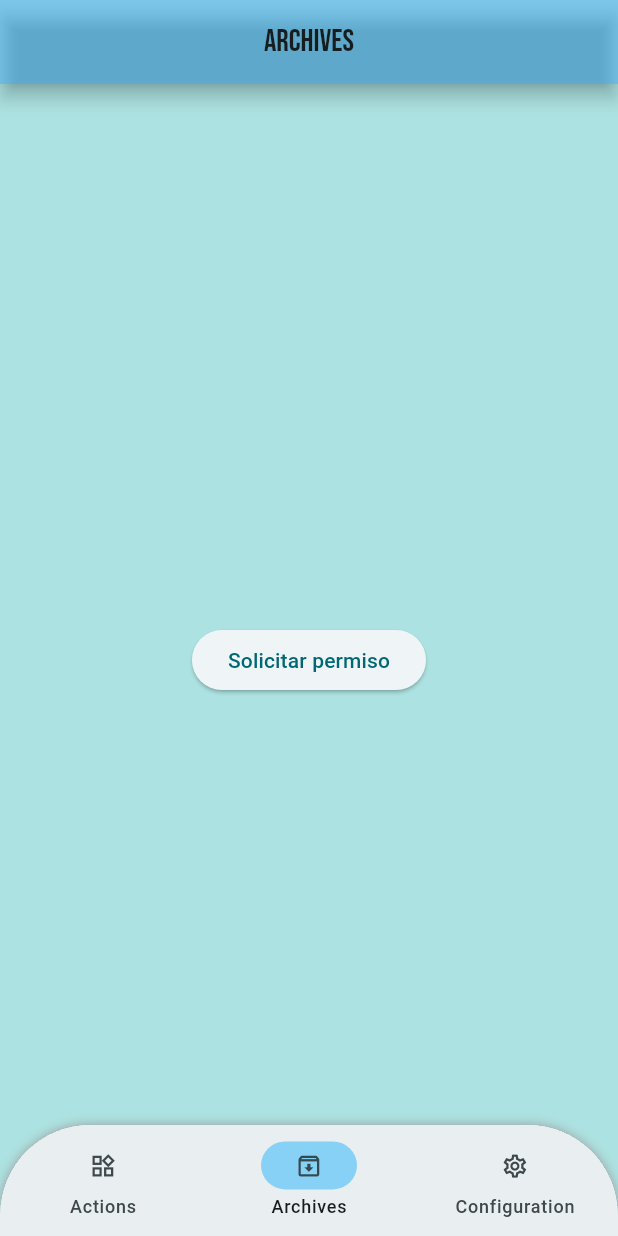
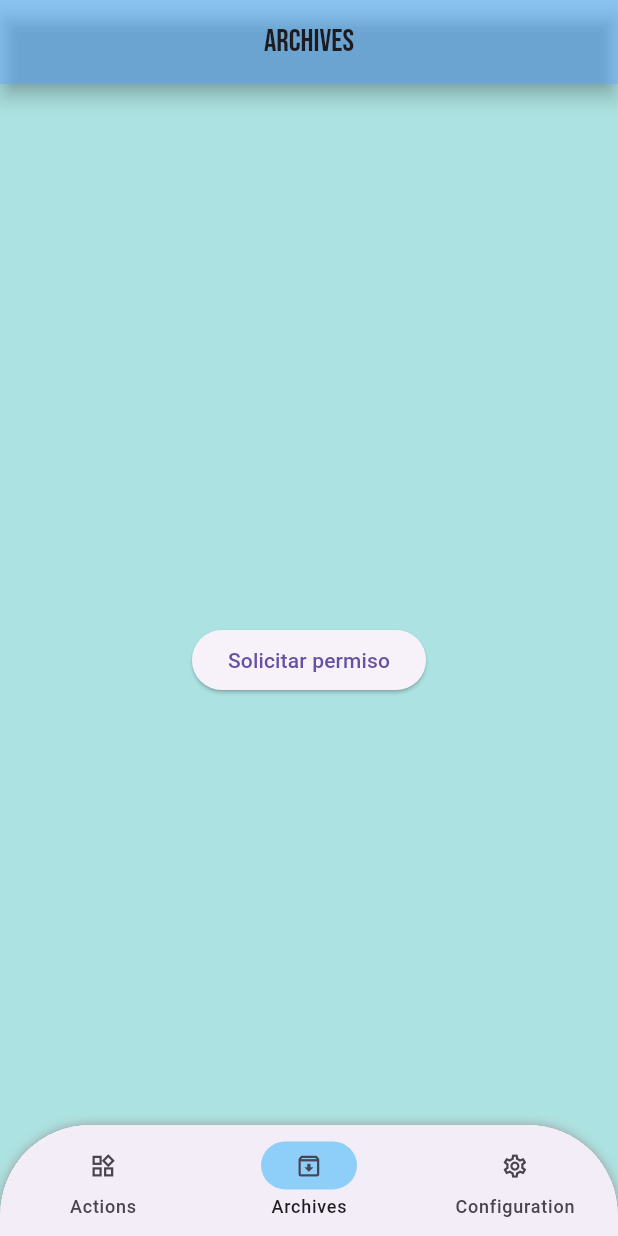
Before and after one commit to Kross26/app_pdf, a Flutter app: the screen it shows after launch, item 2 of the bottom bar chosen, on a phone screen of 412 x 824 dp. Run offline on Flutter 3.47's test engine with Material 3 defaults, Android fonts, the phone set to English and light mode, and no system bars; our stand-ins replace go_router, permission_handler.

Commit message:
minor fixes

```diff
--- a/lib/main.dart
+++ b/lib/main.dart
@@ -11,7 +11,7 @@ class MainApp extends StatelessWidget {
   @override
   Widget build(BuildContext context) {
     return MaterialApp.router(
-      theme: ThemeData(colorSchemeSeed: Colors.white),
+      // theme: ThemeData(colorSchemeSeed: Colors.red),
       title: 'App_PDF',
       routerConfig: appRouter,
       debugShowCheckedModeBanner: false,
```
